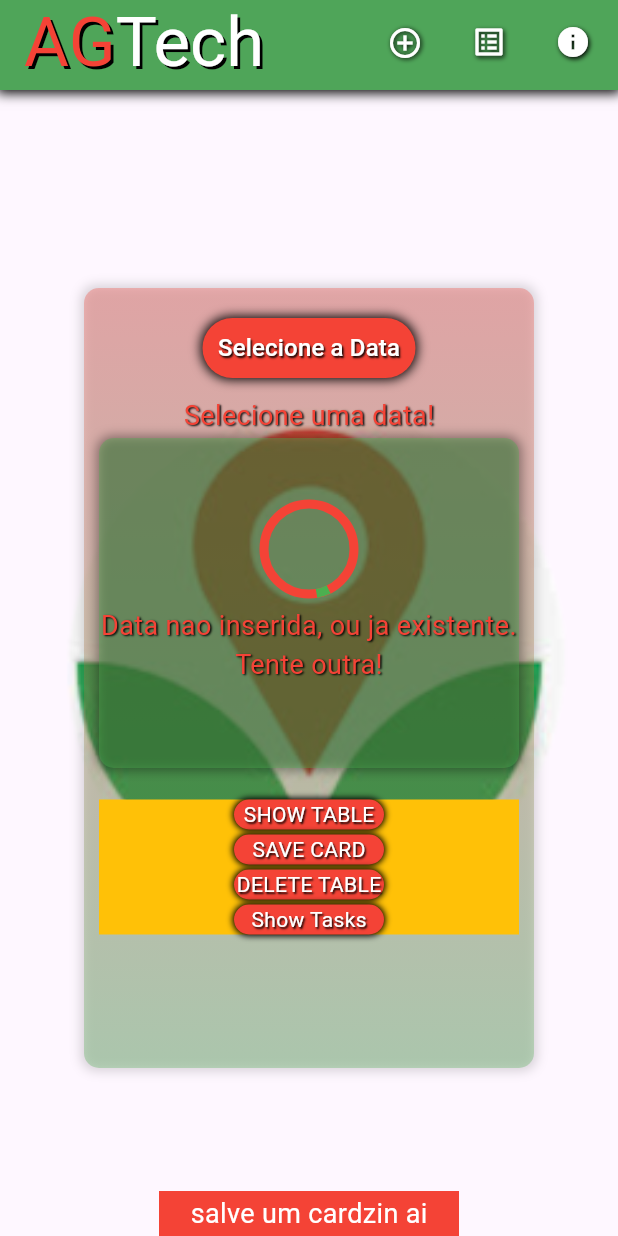
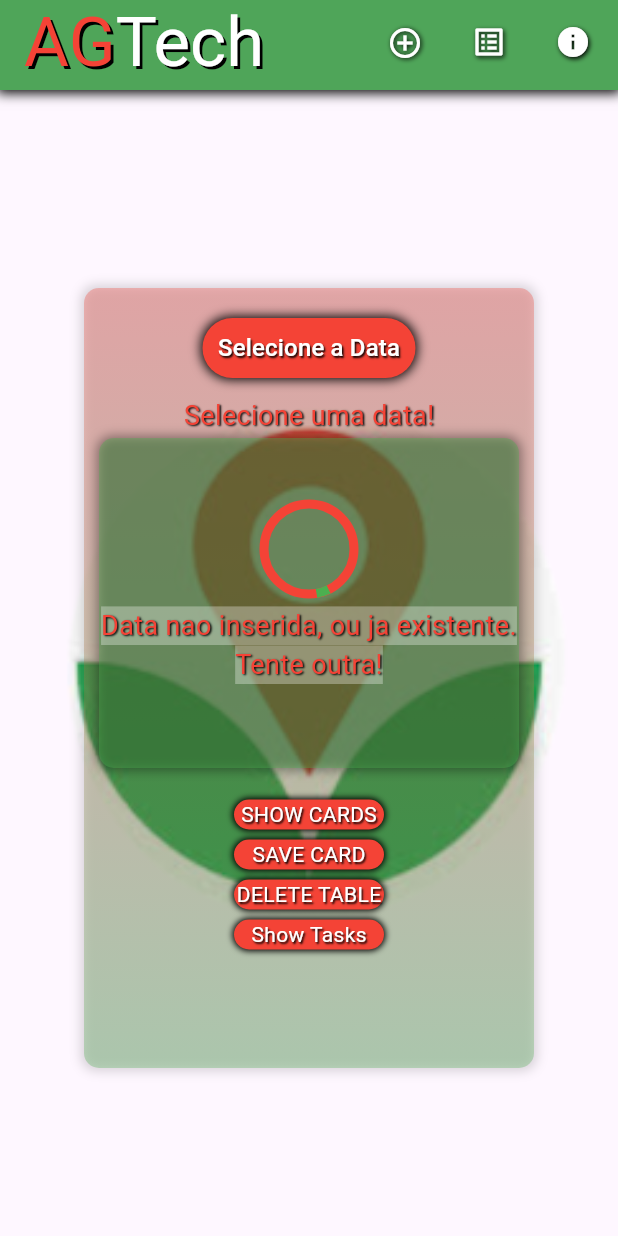
Before and after one commit to jairomatheus89/flutter_android_sqflite, a Flutter app: the screen it shows after launch, on a phone screen of 412 x 824 dp. Run offline on Flutter 3.47's test engine with Material 3 defaults, Android fonts, the phone set to English and light mode, and no system bars; our stand-ins replace sqflite; accounts and stored records are empty.

Commit message:
Implementando checagem de banco e existencia de cards para exibi-los ao usuario

```diff
--- a/lib/src/app.dart
+++ b/lib/src/app.dart
@@ -2,6 +2,8 @@ import 'package:flutter/material.dart';
 import './pages/formzin_page.dart';
 import './pages/page2_page.dart';
 import './pages/about_page.dart';
+
+final GlobalKey<NavigatorState> navigatorKey = GlobalKey<NavigatorState>();
 
 class MyApp extends StatefulWidget {
   const MyApp({super.key});
@@ -12,15 +14,92 @@ class MyApp extends StatefulWidget {
 
 class _MyAppState extends State<MyApp> {
 
+  void initState(){
+    super.initState();
+    Page2Controller.instance.updateListeners();
+  }
+
   @override
   Widget build(BuildContext context) {
-    return MaterialApp(
-      initialRoute: '/',
-      routes:{
-        '/': (context) => const Formzin(),
-        '/page2': (context) => const Page2Page(),
-        '/aboutpage': (context) => const AboutPage()
+
+    return ListenableBuilder(
+      listenable: AppController.instance,
+      builder: (context, _){
+        return MaterialApp(
+          navigatorKey: navigatorKey,
+          initialRoute: '/',
+          routes:{
+            '/': (context) => const Formzin(),
+            '/page2': (context) => const Page2Page(),
+            '/aboutpage': (context) => const AboutPage(),
+            '/dbDeleted': (context) => const NoDB(),
+          }
+        );
       }
+    );
+
+  }
+}
+
+
+class NoDB extends StatelessWidget {
+  const NoDB({super.key});
+
+  @override
+  Widget build(BuildContext context) {
+    return Scaffold(
+      body: Container(
+        color: Colors.red,
+        child: Center(
+          child: Column(
+            mainAxisAlignment: MainAxisAlignment.center,
+            spacing: 60,
+            children: [
+              CircularProgressIndicator(
+                backgroundColor: Colors.white,
+                color: Colors.green,
+                padding: EdgeInsetsGeometry.only(top: 69),
+                strokeAlign: 10,
+                strokeWidth: 10,
+
+              ),
+              Text(
+                "Banco de Dados deletado, reinicie o aplicativo para reiniciar o banco!",
+                textAlign: TextAlign.center,
+                style: TextStyle(
+                  fontSize: 36,
+                  color: Colors.green,
+                  shadows: [
+                    Shadow(
+                      blurRadius: 1.0,
+                      color: Colors.black,
+                      offset: Offset(1, 1)
+                    )
+                  ]
+                ),
+              ),
+            ],
+          )
+        ),
+      ),
     );
   }
 }
+
+class AppController extends ChangeNotifier{
+
+  static final AppController instance = AppController._();
+  AppController._();
+
+
+  bool existingDataBase = true;
+
+  void deletedDataBase(){
+    existingDataBase = false;
+    if (!existingDataBase){
+      navigatorKey.currentState?.pushReplacementNamed('/dbDeleted');
+    }
+    notifyListeners();
+  }
+
+}
--- a/lib/src/pages/formzin_page.dart
+++ b/lib/src/pages/formzin_page.dart
@@ -1,11 +1,12 @@
+import '../app.dart';
 import 'dart:async';
-
 import 'package:flutter/material.dart';
 import '../widgets/appbar_widget.dart';
 import '../services/database_service.dart';
 import '../widgets/background_widget.dart';
 import '../models/card_day.model.dart';
 import '../models/task_card_model.dart';
+import '../pages/page2_page.dart';
 
 class Formzin extends StatefulWidget {
   const Formzin({super.key});
@@ -17,38 +18,42 @@ class Formzin extends StatefulWidget {
 class _FormzinState extends State<Formzin> {
 
   Widget sucessFloatButCard = Container(
-    width: 200,
+    width: 180,
     height: 30,
-    color: Colors.green,
+    decoration: BoxDecoration(
+      color: Colors.green,
+      borderRadius: BorderRadius.circular(20),
+      boxShadow: [
+        BoxShadow(
+          blurRadius: 4.0,
+          offset: Offset.zero,
+          spreadRadius: 1.0,
+          color: Colors.black
+        )
+      ]
+    ),
     child: Center(
       child: Text(
         "CARD SALVO",
         style: TextStyle(
           color: Colors.white,
-          fontSize: 18
+          shadows: [
+            Shadow(
+              color: Colors.black,
+              blurRadius: 1.0,
+              offset: Offset(1, 1)
+            )
+          ],
+          fontSize: 16
         ),
       )
     ),
   );
 
-  Widget failFloatButCard = Container(
-    width: 200,
-    height: 30,
-    color: Colors.red,
-    child: Center(
-      child: Text(
-        "salve um cardzin ai",
-        style: TextStyle(
-          color: Colors.white,
-          fontSize: 18
-        ),
-      )
-    ),
-  );
+  Widget failFloatButCard = SizedBox();
 
   @override
   Widget build(BuildContext context) {
-    print(FormzinPageController.instance.sucessCreateCard);
 
     WidgetsBinding.instance.addPostFrameCallback((_){
       FormzinPageController.instance.resetsucessinCreateCard();
@@ -330,7 +335,6 @@ class _TaskColumnState extends State<TasksColumn> {
             spacing: 20,
             children: [
               CircularProgressIndicator(
-                semanticsLabel: "Meu piru",
                 strokeAlign: 4,
                 strokeCap: StrokeCap.butt,
                 strokeWidth: 6,
@@ -342,6 +346,7 @@ class _TaskColumnState extends State<TasksColumn> {
                 "Data nao inserida, ou ja existente. Tente outra!",
                 style: TextStyle(
                   color: Colors.red,
+                  backgroundColor: const Color.fromARGB(80, 255, 255, 255),
                   fontSize: 18,
                   shadows: [
                     Shadow(
@@ -361,11 +366,11 @@ class _TaskColumnState extends State<TasksColumn> {
 
     return Container(
       decoration: BoxDecoration(
-        color: const Color.fromARGB(255, 153, 0, 255),
+        color: const Color.fromARGB(100, 76, 175, 79),
         borderRadius: BorderRadius.circular(10.0),
         boxShadow: [
           BoxShadow(
-            color: Colors.black,
+            color: const Color.fromARGB(100, 0, 0, 0),
             blurRadius: 6.0,
             spreadRadius: 1.0,
             offset: Offset(0, 0)
@@ -378,7 +383,7 @@ class _TaskColumnState extends State<TasksColumn> {
         children: [
           Container(
             decoration: BoxDecoration(
-              color: Colors.amber,
+              //color: Colors.amber,
               borderRadius: BorderRadiusDirectional.vertical(top:Radius.circular(10)),
             ),
             height: 69,
@@ -394,16 +399,28 @@ class _TaskColumnState extends State<TasksColumn> {
                     addTaksColumnController();
                   },
                   style: ElevatedButton.styleFrom(
-                    iconColor: Colors.black,
+                    iconColor: Colors.white,
+                    backgroundColor: Colors.red,
                     iconSize: 20,
                     shape: CircleBorder(),
-
+                    shadowColor: Colors.black,
+                    elevation: 4
                   ),
                   label: Icon(Icons.add),
                 ),
                 SizedBox(
                   width: 200,
                   child: TextFormField(
+                    style: TextStyle(
+                      color: Colors.white,
+                      shadows: [
+                        Shadow(
+                          color: Colors.black,
+                          offset: Offset(1, 1),
+                          blurRadius: 1.0
+                        )
+                      ]
+                    ),
                     maxLength: 20,
                     controller: taskInputController,
                     onChanged:(value) {
@@ -412,19 +429,33 @@ class _TaskColumnState extends State<TasksColumn> {
                     decoration: InputDecoration(
                       counterText: '',
                       labelText: "Task",
-                      labelStyle: TextStyle(color: Colors.black),
+                      labelStyle: TextStyle(
+                        color: Colors.white,
+                        shadows: [
+                          Shadow(
+                            color: Colors.red,
+                            blurRadius: 1.0,
+                            offset: Offset(1, 1),
+                          )
+                        ]
+                      ),
                       hintText: "Insira uma task",
+                      hintStyle: TextStyle(
+                        color: const Color.fromARGB(180, 255, 255, 255),
+                        fontSize: 14,
+                        shadows: [],
+                      ),
                       enabledBorder: OutlineInputBorder(
                         borderRadius: BorderRadius.circular(26),
                         borderSide: BorderSide(
-                          color: Colors.black,
+                          color: Colors.red,
                           width: 2
                         )
                       ),
                       focusedBorder: OutlineInputBorder(
                         borderRadius: BorderRadius.circular(26),
                         borderSide: BorderSide(
-                          color: Colors.black,
+                          color: Colors.red,
                           width: 2
                         )
                       ),
@@ -437,7 +468,14 @@ class _TaskColumnState extends State<TasksColumn> {
           Expanded(
             child: Container(
               alignment: Alignment.topCenter,
-              color: Colors.pink,
+              decoration: BoxDecoration(
+                border: Border(
+                  top: BorderSide(
+                    width: 3.0,
+                    color: Colors.red
+                  )
+                )
+              ),
               width: 234,
               child: ListView(
                 controller: _taskScrollControll,
@@ -469,12 +507,11 @@ class _ButzinState extends State<Butzin> {
       listenable: FormzinPageController.instance,
       builder: (context, child) {
         return Container(
-          color: Colors.amber,
-          height: 90,
+          //color: Colors.amber,
+          height: 100,
           width: 130,
           child: Column(
             mainAxisAlignment: MainAxisAlignment.spaceBetween,
-            spacing: 0,
             children: [
               Container(
                 alignment: Alignment.center,
@@ -508,7 +545,7 @@ class _ButzinState extends State<Butzin> {
 
                   },
                   child: Text(
-                    "SHOW TABLE",
+                    "SHOW CARDS",
                     style: TextStyle(color: Colors.white, shadows: [Shadow(color: Colors.black, blurRadius: 1.0, offset: Offset(1,1))]),
                   ),
                 ),
@@ -550,6 +587,7 @@ class _ButzinState extends State<Butzin> {
                         await db.insertCard(cardMap);
                         FormzinPageController.instance.clearTasksCardsModel();
                         FormzinPageController.instance.sucessinCreateCard();
+                        Page2Controller.instance.updateListeners();
                       } catch (e) {
                         FormzinPageController.instance.clearTasksCardsModel();
                         throw Exception("Error no front: $e");
@@ -586,9 +624,8 @@ class _ButzinState extends State<Butzin> {
                   onTap:() async {
                     final db = DataBaseService();
                     try{
-
                       await db.droptable();
-                      return FormzinPageController.instance.tableDeletedson();
+                      return AppController.instance.deletedDataBase();
                     } catch (e){
                       return FormzinPageController.instance.temNemTable();
                     }
@@ -642,9 +679,10 @@ class _ButzinState extends State<Butzin> {
 
 class FormzinPageController extends ChangeNotifier {
 
+  //Estrutura singleton
   static final FormzinPageController instance = FormzinPageController._();
-
   FormzinPageController._();
+  //Estrutura singleton//
 
   String tasksDescs = '';
 
@@ -723,10 +761,10 @@ class FormzinPageController extends ChangeNotifier {
         child: Container(
           width: 80,
           decoration: BoxDecoration(
-            color: Colors.black,
+            color: const Color.fromARGB(100, 244, 67, 54),
             border: Border.all(
               color: Colors.white,
-              width: 3
+              width: 2.0
             ),
             borderRadius: BorderRadius.circular(20)
           ),
@@ -735,6 +773,13 @@ class FormzinPageController extends ChangeNotifier {
             textAlign: TextAlign.center,
             style: TextStyle(
               color: Colors.white,
+              shadows: [
+                Shadow(
+                  color: const Color.fromARGB(255, 0, 0, 0),
+                  blurRadius: 1.0,
+                  offset: Offset(1, 1)
+                )
+              ],
               fontSize: 18
             ),
           ),
@@ -759,11 +804,6 @@ class FormzinPageController extends ChangeNotifier {
     notifyListeners();
   }
 
-  void tableDeletedson(){
-    alertMessage = tableDeleted;
-    notifyListeners();
-  }
-
   void temNadaAqui(){
     alertMessage = temNadaAquiPat;
     notifyListeners();
```
Also changed, not shown: lib/src/pages/page2_page.dart (+39 -39 lines), lib/src/services/database_service.dart (+14 -7 lines).
